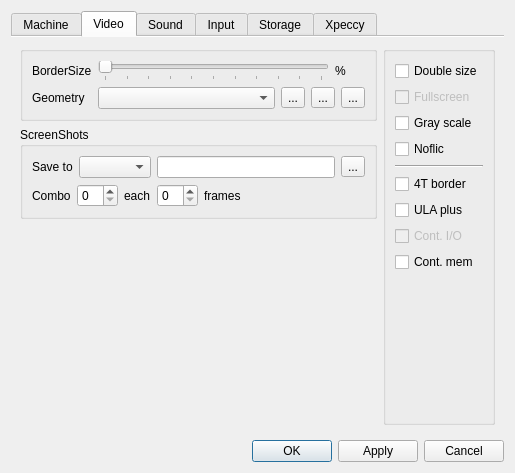
First picture: the form in ui/setupwin.ui, repository samstyle/Xpeccy, before the edit.
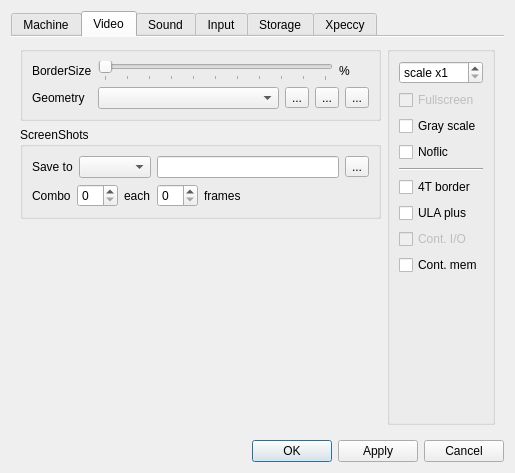
Second picture: the form after the edit. The open tabs and pages were chosen to show the change. Icons and pictures are not drawn.

Commit message: build 20150614 [+] Add window scale up to x4 [~] Fast button moved to INSERT

The edit to the form file:
```diff
--- a/ui/setupwin.ui
+++ b/ui/setupwin.ui
@@ -567,9 +567,15 @@
           <widget class="QGroupBox" name="vidOptGBox">
            <layout class="QVBoxLayout" name="verticalLayout_23">
             <item>
-             <widget class="QCheckBox" name="dszchk">
-              <property name="text">
-               <string>Double size</string>
+             <widget class="QSpinBox" name="sbScale">
+              <property name="prefix">
+               <string>scale x</string>
+              </property>
+              <property name="minimum">
+               <number>1</number>
+              </property>
+              <property name="maximum">
+               <number>4</number>
               </property>
              </widget>
             </item>
```
The commit also changes 6 other files.
